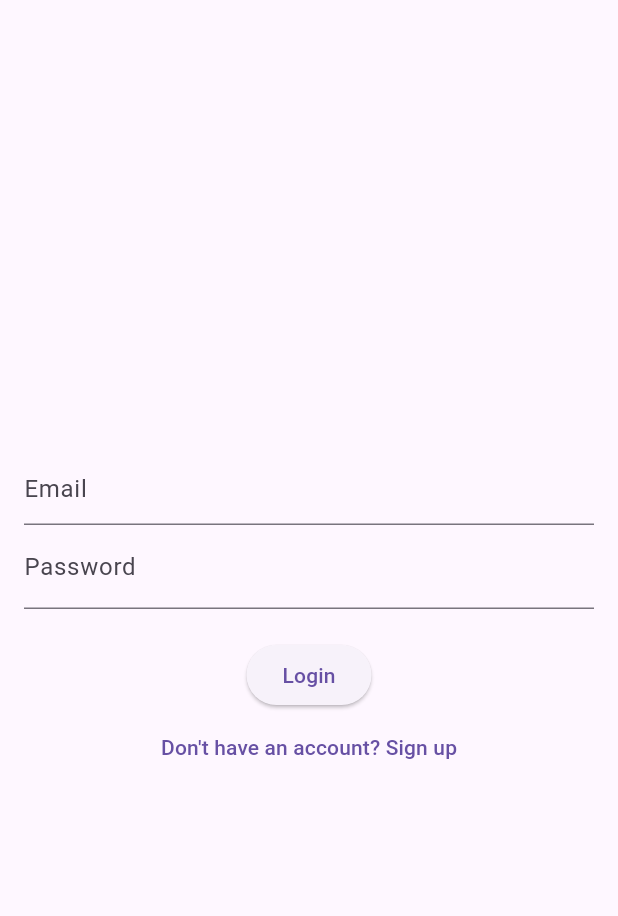
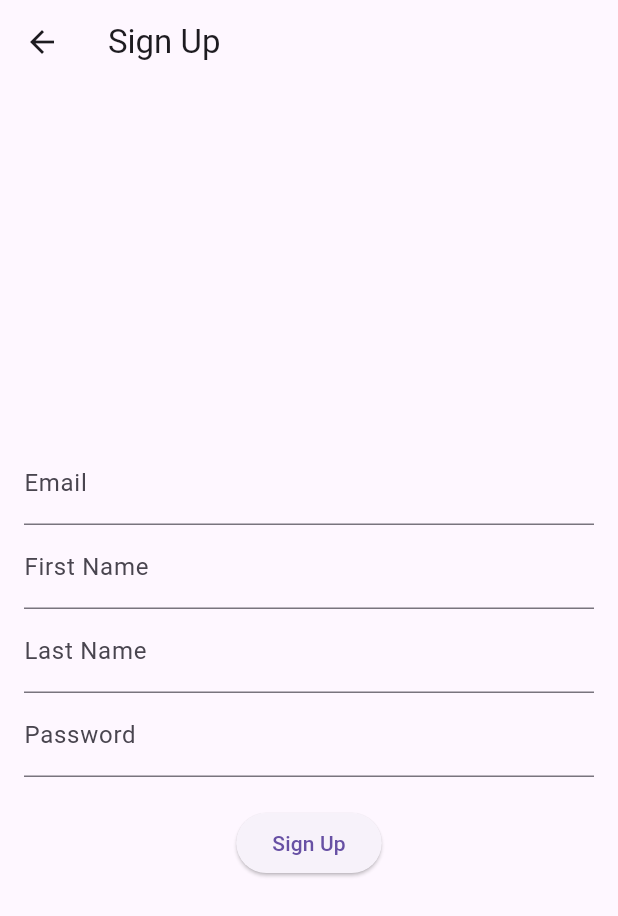
Before and after one commit to rashidsadeed/Bootcamp2024-35, a Flutter app: the screen it shows after launch, after a tap on "Don't have an account? Sign up", on a phone screen of 412 x 824 dp. Shown: the top 916 px of the screen. Run offline on Flutter 3.47's test engine with Material 3 defaults, Android fonts, the phone set to English and light mode, and no system bars; our stand-ins replace cloud_firestore, firebase_auth, firebase_core; accounts and stored records are empty; network calls fail.

Commit message:
added the sign-up screen

```diff
--- a/lib/screens/login_screen.dart
+++ b/lib/screens/login_screen.dart
@@ -1,4 +1,5 @@
 import 'package:flutter/material.dart';
+import 'package:kitapdostu/screens/signup_screen.dart';
 import 'package:provider/provider.dart';
 import '../providers/auth_provider.dart';
 import "home_screen.dart";
@@ -42,9 +43,13 @@ class LoginScreen extends StatelessWidget {
                 child: Text("Login"),
             ),
             TextButton(onPressed: () {
-              //kayit ekranina git
+              Navigator.push(
+                context,
+                MaterialPageRoute(builder: (context) => SignUpScreen())
+              );
             },
-                child: Text("Don't have an account? Sign up"))
+                child: Text("Don't have an account? Sign up")
+            )
           ]
 
         ),
--- /dev/null
+++ b/lib/screens/signup_screen.dart
@@ -0,0 +1,119 @@
+import 'package:cloud_firestore/cloud_firestore.dart';
+import 'package:firebase_auth/firebase_auth.dart';
+import 'package:flutter/material.dart';
+
+class SignUpScreen extends StatelessWidget {
+  final TextEditingController emailController = TextEditingController();
+  final TextEditingController firstNameController = TextEditingController();
+  final TextEditingController lastNameController = TextEditingController();
+  final TextEditingController passwordController = TextEditingController();
+
+  Future<void> signUp(BuildContext context) async {
+    try {
+      UserCredential userCredential = await FirebaseAuth.instance.createUserWithEmailAndPassword(
+        email: emailController.text,
+        password: passwordController.text,
+      );
+
+      // Firestore'a kullanıcı bilgilerini kaydet
+      await FirebaseFirestore.instance.collection('users').doc(userCredential.user!.uid).set({
+        'firstName': firstNameController.text,
+        'lastName': lastNameController.text,
+        'email': emailController.text,
+      });
+
+      showDialog(
+        context: context,
+        builder: (context) => AlertDialog(
+          title: Text("Success"),
+          content: Text("Registration Successful"),
+          actions: <Widget>[
+            TextButton(
+              onPressed: () {
+                Navigator.pop(context);
+                Navigator.pop(context);
+              },
+              child: Text("OK"),
+            ),
+          ],
+        ),
+      );
+    } on FirebaseAuthException catch (e) {
+      String message;
+      if (e.code == 'weak-password') {
+        message = 'The password provided is too weak.';
+      } else if (e.code == 'email-already-in-use') {
+        message = 'The account already exists for that email.';
+      } else {
+        message = 'An error occurred. Please try again.';
+      }
+
+      showDialog(
+        context: context,
+        builder: (context) => AlertDialog(
+          title: Text("Error"),
+          content: Text(message),
+          actions: <Widget>[
+            TextButton(
+              onPressed: () => Navigator.pop(context),
+              child: Text("OK"),
+            ),
+          ],
+        ),
+      );
+    } catch (e) {
+      showDialog(
+        context: context,
+        builder: (context) => AlertDialog(
+          title: Text("Error"),
+          content: Text("An error occurred. Please try again."),
+          actions: <Widget>[
+            TextButton(
+              onPressed: () => Navigator.pop(context),
+              child: Text("OK"),
+            ),
+          ],
+        ),
+      );
+    }
+  }
+
+  @override
+  Widget build(BuildContext context) {
+    return Scaffold(
+      appBar: AppBar(title: Text("Sign Up")),
+      body: Padding(
+        padding: const EdgeInsets.all(16.0),
+        child: Column(
+          mainAxisAlignment: MainAxisAlignment.center,
+          children: <Widget>[
+            TextField(
+              controller: emailController,
+              decoration: InputDecoration(labelText: "Email"),
+            ),
+            TextField(
+              controller: firstNameController,
+              decoration: InputDecoration(labelText: "First Name"),
+            ),
+            TextField(
+              controller: lastNameController,
+              decoration: InputDecoration(labelText: "Last Name"),
+            ),
+            TextField(
+              controller: passwordController,
+              decoration: InputDecoration(labelText: "Password"),
+              obscureText: true,
+            ),
+            SizedBox(height: 20),
+            ElevatedButton(
+              onPressed: () {
+                signUp(context);
+              },
+              child: Text("Sign Up"),
+            ),
+          ],
+        ),
+      ),
+    );
+  }
+}
```
